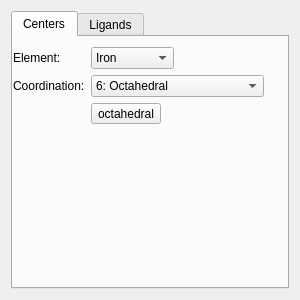
OpenChemistry/avogadrolibs, file avogadro/qtplugins/templatetool/templatetoolwidget.ui: the form before one commit.
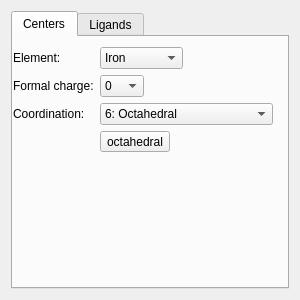
The form after the commit. Icons and pictures are not drawn.

Commit message: Add formal charge combobox to template tool

Patch:
```diff
--- a/avogadro/qtplugins/templatetool/templatetoolwidget.ui
+++ b/avogadro/qtplugins/templatetool/templatetoolwidget.ui
@@ -28,12 +28,12 @@
         <rect>
          <x>0</x>
          <y>10</y>
-         <width>281</width>
+         <width>290</width>
          <height>250</height>
         </rect>
        </property>
        <layout class="QFormLayout" name="formLayout_2">
-        <item row="1" column="1">
+        <item row="2" column="1">
          <layout class="QHBoxLayout" name="horizontalLayout_2">
           <item>
            <widget class="QComboBox" name="coordinationComboBox">
@@ -175,14 +175,14 @@
           </item>
          </layout>
         </item>
-        <item row="1" column="0">
+        <item row="2" column="0">
          <widget class="QLabel" name="coordinationLabel">
           <property name="text">
            <string>Coordination:</string>
           </property>
          </widget>
         </item>
-        <item row="2" column="1">
+        <item row="3" column="1">
          <widget class="QToolButton" name="preview">
           <property name="text">
            <string>octahedral</string>
@@ -199,6 +199,74 @@
           </property>
          </widget>
         </item>
+        <item row="1" column="0">
+         <widget class="QLabel" name="label_2">
+          <property name="text">
+           <string>Formal charge:</string>
+          </property>
+         </widget>
+        </item>
+        <item row="1" column="1">
+         <layout class="QHBoxLayout" name="horizontalLayout_5">
+          <item>
+           <widget class="QComboBox" name="chargeComboBox">
+            <item>
+             <property name="text">
+              <string>0</string>
+             </property>
+            </item>
+            <item>
+             <property name="text">
+              <string>+1</string>
+             </property>
+            </item>
+            <item>
+             <property name="text">
+              <string>+2</string>
+             </property>
+            </item>
+            <item>
+             <property name="text">
+              <string>+3</string>
+             </property>
+            </item>
+            <item>
+             <property name="text">
+              <string>+4</string>
+             </property>
+            </item>
+            <item>
+             <property name="text">
+              <string>+5</string>
+             </property>
+            </item>
+            <item>
+             <property name="text">
+              <string>+6</string>
+             </property>
+            </item>
+            <item>
+             <property name="text">
+              <string>+7</string>
+             </property>
+            </item>
+           </widget>
+          </item>
+          <item>
+           <spacer name="horizontalSpacer_5">
+            <property name="orientation">
+             <enum>Qt::Horizontal</enum>
+            </property>
+            <property name="sizeHint" stdset="0">
+             <size>
+              <width>40</width>
+              <height>20</height>
+             </size>
+            </property>
+           </spacer>
+          </item>
+         </layout>
+        </item>
        </layout>
       </widget>
      </widget>
```
Left out of the diff: 3 changed lines with no effect on the pictures. The commit also changes 3 other files.
